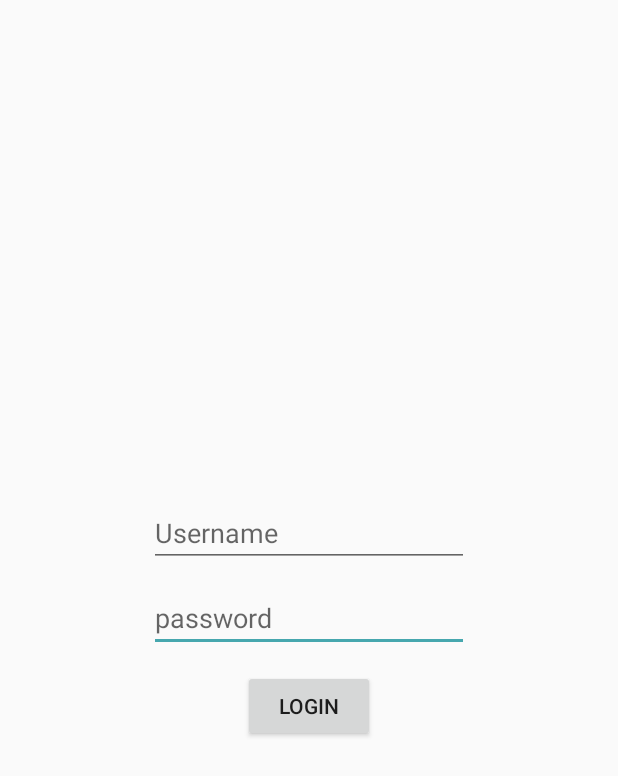
After one commit to ksathyasairam/HoplineAdmin, an Android app: the layout login.xml on its own in the app's theme, with its tools: preview values and no code run, on a phone screen of 412 x 824 dp. The commit adds this screen. Shown: the top 776 px of the screen. Run offline under Robolectric (Android 15) with nearby library versions, the phone set to English and light mode, and no system bars.

Commit message:
Features added

```diff
--- a/app/src/main/java/com/example/ssairam/hopline/fragments/IncomingOrderFragment.java
+++ b/app/src/main/java/com/example/ssairam/hopline/fragments/IncomingOrderFragment.java
@@ -282,7 +282,7 @@ public class IncomingOrderFragment extends Fragment {
             int position = (Integer) v.getTag();
             OrderVo order = adapter.getOrders().get(position);
 
-            order.setOrderCompleteTime(15);
+//            order.setOrderCompleteTime(15);
             if(order.getOrderCompleteTime()!=0){
                 new MarkOrderPreparing(order.getIdorder(),order.getOrderCompleteTime()).execute("");
             }
--- a/app/src/main/res/layout/activity_inventory.xml
+++ b/app/src/main/res/layout/activity_inventory.xml
@@ -16,8 +16,6 @@
         android:id="@+id/inventory_list"
         android:layout_width="match_parent"
         android:layout_height="match_parent"
-        android:fastScrollEnabled="true"
-        android:fastScrollAlwaysVisible="true"
 
         />
 
--- /dev/null
+++ b/app/src/main/res/layout/login.xml
@@ -0,0 +1,36 @@
+<?xml version="1.0" encoding="utf-8"?>
+<RelativeLayout xmlns:android="http://schemas.android.com/apk/res/android"
+    android:layout_width="match_parent" android:layout_height="match_parent">
+
+    <EditText
+        android:layout_width="wrap_content"
+        android:layout_height="wrap_content"
+        android:inputType="textPassword"
+        android:ems="10"
+        android:hint="password"
+        android:id="@+id/password"
+        android:layout_centerVertical="true"
+        android:layout_centerHorizontal="true" />
+
+    <EditText
+        android:layout_width="wrap_content"
+        android:layout_height="wrap_content"
+        android:inputType="textPersonName"
+        android:hint="Username"
+        android:ems="10"
+        android:id="@+id/username"
+        android:layout_marginBottom="11dp"
+        android:layout_above="@+id/password"
+        android:layout_alignLeft="@+id/password"
+        android:layout_alignStart="@+id/password" />
+
+    <Button
+        android:text="Login"
+        android:layout_width="wrap_content"
+        android:layout_height="wrap_content"
+        android:onClick="loginButton"
+        android:id="@+id/button"
+        android:layout_below="@+id/password"
+        android:layout_centerHorizontal="true"
+        android:layout_marginTop="12dp" />
+</RelativeLayout>
```
Also changed, not shown: app/src/main/java/com/example/ssairam/hopline/vo/OrderVo.java (+17 -0 lines), app/src/main/java/com/example/ssairam/hopline/vo/ProductVo.java (+28 -2 lines), app/src/main/java/com/example/ssairam/hopline/vo/ShopVo.java (+19 -0 lines), app/src/main/res/drawable/ic_search_white_24dp.png (added).
